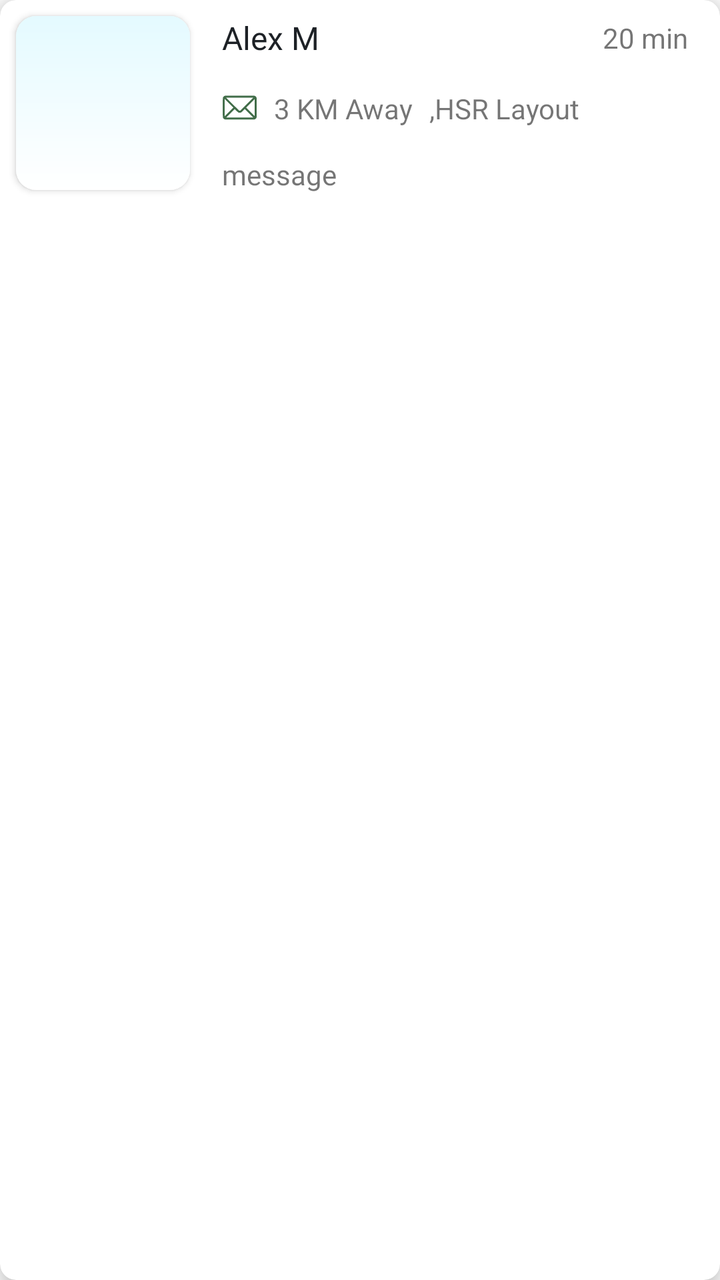
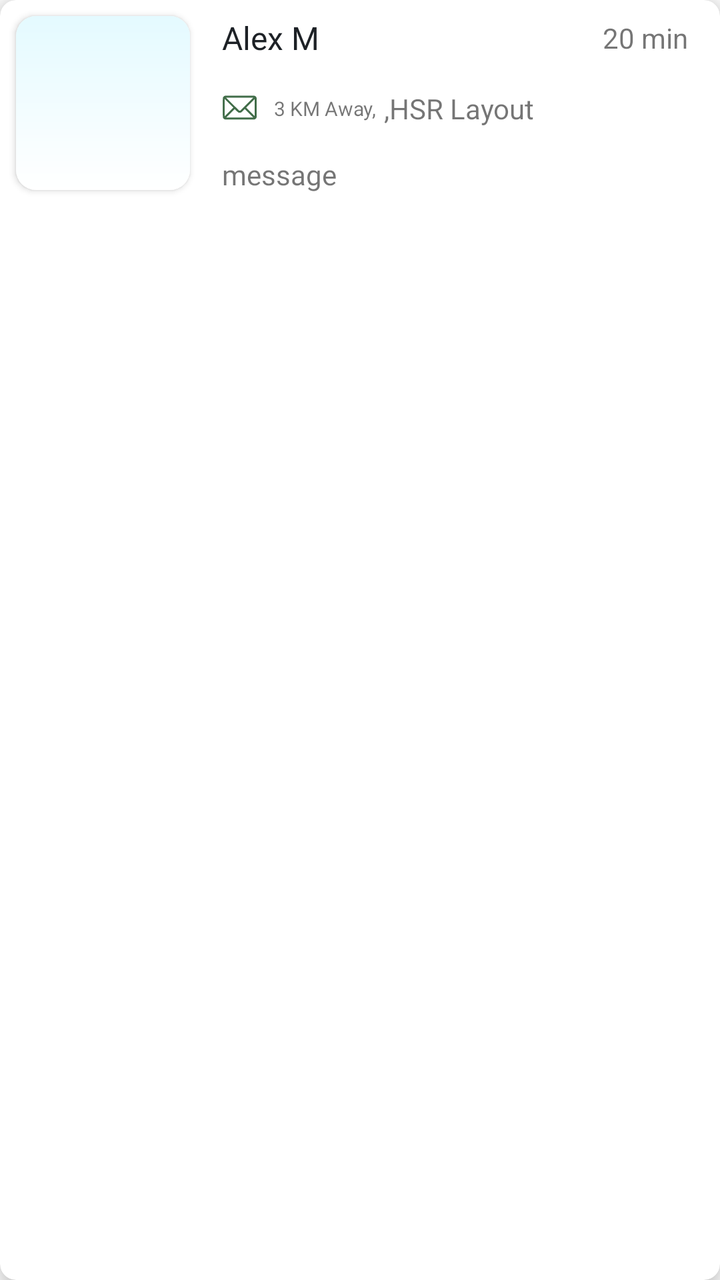

Before-and-after screenshots of an Android layout around one commit, followed by the original layout XML and the change that was made.
<!-- AndroidManifest.xml: application theme Theme.AbraaKaDabraa.App -->
<!-- res/layout/my_request_users_row.xml -->
<?xml version="1.0" encoding="utf-8"?>
<androidx.cardview.widget.CardView xmlns:android="http://schemas.android.com/apk/res/android"
    xmlns:app="http://schemas.android.com/apk/res-auto"
    xmlns:tools="http://schemas.android.com/tools"
    android:layout_width="match_parent"
    android:layout_height="wrap_content"
    app:cardElevation="8dp"
    app:cardCornerRadius="8dp"
    android:layout_margin="8dp">

    <androidx.constraintlayout.widget.ConstraintLayout
        android:id="@+id/postedBy"
        android:layout_width="match_parent"
        android:layout_height="wrap_content"
        android:fontFamily="@font/montserrat_medium"
        android:text="Alex M"
        android:textSize="16sp"
        app:layout_constraintEnd_toEndOf="parent"
        app:layout_constraintStart_toStartOf="@+id/textView27"
        app:layout_constraintTop_toBottomOf="@+id/textView27">

        <androidx.cardview.widget.CardView
            android:id="@+id/cardView6"
            android:layout_width="87dp"
            android:layout_height="87dp"
            android:layout_marginStart="8dp"
            android:layout_marginTop="8dp"
            android:layout_marginBottom="8dp"
            app:cardCornerRadius="10dp"
            app:layout_constraintBottom_toBottomOf="parent"
            app:layout_constraintStart_toStartOf="parent"
            app:layout_constraintTop_toTopOf="parent">

            <ImageView
                android:id="@+id/imageView20"
                android:layout_width="match_parent"
                android:layout_height="match_parent"

                android:src="@drawable/new_bg_theme" />
        </androidx.cardview.widget.CardView>

        <TextView
            android:id="@+id/userName"
            android:layout_width="wrap_content"
            android:layout_height="wrap_content"
            android:fontFamily="@font/montserrat_bold"
            android:text="Alex M"
            android:textColor="@color/sub_text_color"
            android:textSize="@dimen/sp_16"
            app:layout_constraintStart_toStartOf="@+id/imageView17"
            app:layout_constraintTop_toTopOf="@+id/cardView6" />

        <ImageView
            android:id="@+id/imageView17"
            android:layout_width="wrap_content"
            android:layout_height="wrap_content"
            android:layout_marginStart="16dp"
            android:layout_marginTop="8dp"
            app:layout_constraintBottom_toBottomOf="@+id/cardView6"
            app:layout_constraintStart_toEndOf="@+id/cardView6"
            app:layout_constraintTop_toBottomOf="@+id/userName"
            app:layout_constraintVertical_bias="0.19"
            app:srcCompat="@drawable/ic_email" />

        <TextView
            android:id="@+id/textView109"
            android:layout_width="0dp"
            android:layout_height="wrap_content"
            android:layout_marginStart="8dp"
            android:fontFamily="@font/montserrat_regular"
            android:text="3 KM Away"
            app:layout_constraintBottom_toBottomOf="@+id/imageView17"
            app:layout_constraintStart_toEndOf="@+id/imageView17"
            app:layout_constraintTop_toTopOf="@+id/imageView17" />

        <TextView
            android:id="@+id/message"
            android:layout_width="0dp"
            android:layout_height="wrap_content"
            android:layout_marginTop="8dp"
            android:layout_marginEnd="24dp"
            android:fontFamily="@font/montserrat_regular"
            android:text="message"
            app:layout_constraintBottom_toBottomOf="parent"
            app:layout_constraintEnd_toEndOf="parent"
            app:layout_constraintStart_toStartOf="@+id/imageView17"
            app:layout_constraintTop_toBottomOf="@+id/imageView17" />

        <TextView
            android:id="@+id/textView113"
            android:layout_width="wrap_content"
            android:layout_height="wrap_content"
            android:layout_marginEnd="16dp"
            android:text="20 min"
            app:layout_constraintBottom_toBottomOf="@+id/userName"
            app:layout_constraintEnd_toEndOf="parent"
            app:layout_constraintTop_toTopOf="@+id/userName" />

        <TextView
            android:id="@+id/locatinName"
            android:layout_width="0dp"
            android:layout_height="wrap_content"
            android:layout_marginStart="8dp"
            android:layout_marginEnd="4dp"
            android:maxLength="25"
            android:maxLines="2"
            android:text=",HSR Layout"
            app:layout_constraintBottom_toBottomOf="@+id/textView109"
            app:layout_constraintEnd_toEndOf="parent"
            app:layout_constraintStart_toEndOf="@+id/textView109"
            app:layout_constraintTop_toTopOf="@+id/textView109" />
    </androidx.constraintlayout.widget.ConstraintLayout>
</androidx.cardview.widget.CardView>
<!-- resources referenced by this layout -->
<resources>
  <color name="sub_text_color">#1D2126</color>
  <dimen name="sp_16">16sp</dimen>
  <!-- drawable ic_email (drawable) -->
  <vector xmlns:android="http://schemas.android.com/apk/res/android"
      android:width="18dp"
      android:height="18dp"
      android:viewportWidth="18"
      android:viewportHeight="18">
      <group>
          <clip-path android:pathData="M0.3635,0.3043h17v17h-17z" />
          <path
              android:fillColor="#416D49"
              android:pathData="M1.5622,2.8643C0.9911,2.9772 0.5063,3.4686 0.3967,4.0529C0.3502,4.2986 0.3502,13.31 0.3967,13.5557C0.5096,14.1533 0.9911,14.6348 1.5887,14.7477C1.8344,14.7942 15.8926,14.7942 16.1383,14.7477C16.736,14.6348 17.2174,14.1533 17.3303,13.5557C17.3768,13.31 17.3768,4.2986 17.3303,4.0529C17.2174,3.4553 16.736,2.9738 16.1383,2.8609C15.9159,2.8211 1.778,2.8211 1.5622,2.8643ZM12.4329,7.0479C10.6598,8.8176 9.1723,10.2918 9.1225,10.3184C9.0063,10.3781 8.7207,10.3781 8.6045,10.3184C8.5547,10.2918 7.0672,8.8176 5.2942,7.0479L2.0735,3.8238H8.8635H15.6536L12.4329,7.0479ZM3.5079,10.9526L1.3596,13.1041V8.8043V4.5045L3.5079,6.6561L5.6594,8.8043L3.5079,10.9526ZM16.3674,8.811V13.1041L14.2192,10.9559L12.0676,8.8043L14.2092,6.6627C15.3879,5.484 16.3541,4.5211 16.3575,4.5211C16.3641,4.5211 16.3674,6.4535 16.3674,8.811ZM7.117,10.2918C8.0833,11.2514 8.2659,11.361 8.8635,11.361C9.4612,11.361 9.6405,11.2514 10.6166,10.2852L11.3903,9.5215L13.5219,11.6531L15.6536,13.7848H8.8635H2.0735L4.1985,11.6598C5.3672,10.491 6.3301,9.5348 6.3368,9.5348C6.3467,9.5348 6.6987,9.8768 7.117,10.2918Z" />
      </group>
  </vector>
  <!-- drawable new_bg_theme (drawable) -->
  <shape xmlns:android="http://schemas.android.com/apk/res/android" android:shape="rectangle" >
      <gradient
          android:startColor="#FFFFFF"
          android:endColor="#E4FAFF"
          android:angle="90"/>
  </shape>
  <style name="Theme.AbraaKaDabraa.App" parent="Theme.MaterialComponents.Light.DarkActionBar">
          <item name="colorPrimary">@color/theme_color</item>
          <item name="colorPrimaryVariant">@color/theme_color</item>
          <item name="colorOnPrimary">@color/theme_color</item>
      </style>
  <color name="theme_color">#416D49</color>
</resources>

<!-- the commit's change to res/layout/my_request_users_row.xml (unified diff, before → after) -->
@@ -35,7 +35,7 @@
                 android:id="@+id/imageView20"
                 android:layout_width="match_parent"
                 android:layout_height="match_parent"
-
+                android:scaleType="fitXY"
                 android:src="@drawable/new_bg_theme" />
         </androidx.cardview.widget.CardView>
 
@@ -68,7 +68,8 @@
             android:layout_height="wrap_content"
             android:layout_marginStart="8dp"
             android:fontFamily="@font/montserrat_regular"
-            android:text="3 KM Away"
+            android:text="3 KM Away,"
+            android:textSize="10sp"
             app:layout_constraintBottom_toBottomOf="@+id/imageView17"
             app:layout_constraintStart_toEndOf="@+id/imageView17"
             app:layout_constraintTop_toTopOf="@+id/imageView17" />
@@ -81,6 +82,7 @@
             android:layout_marginEnd="24dp"
             android:fontFamily="@font/montserrat_regular"
             android:text="message"
+            android:maxLines="1"
             app:layout_constraintBottom_toBottomOf="parent"
             app:layout_constraintEnd_toEndOf="parent"
             app:layout_constraintStart_toStartOf="@+id/imageView17"
@@ -100,10 +102,10 @@
             android:id="@+id/locatinName"
             android:layout_width="0dp"
             android:layout_height="wrap_content"
-            android:layout_marginStart="8dp"
-            android:layout_marginEnd="4dp"
+            android:layout_marginStart="4dp"
+            android:layout_marginEnd="8dp"
             android:maxLength="25"
-            android:maxLines="2"
+            android:maxLines="1"
             android:text=",HSR Layout"
             app:layout_constraintBottom_toBottomOf="@+id/textView109"
             app:layout_constraintEnd_toEndOf="parent"
